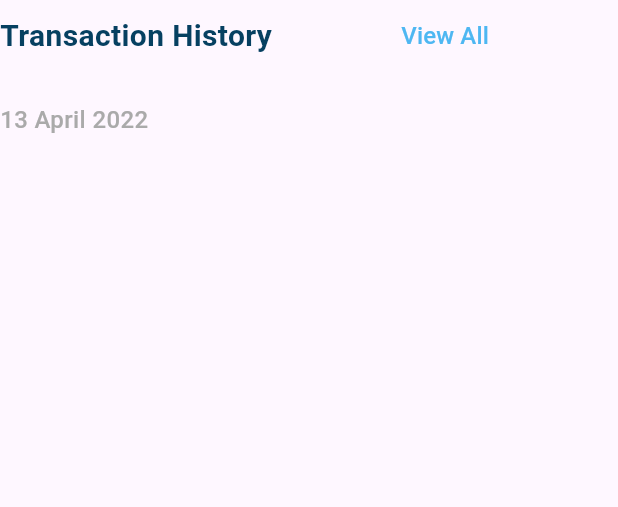
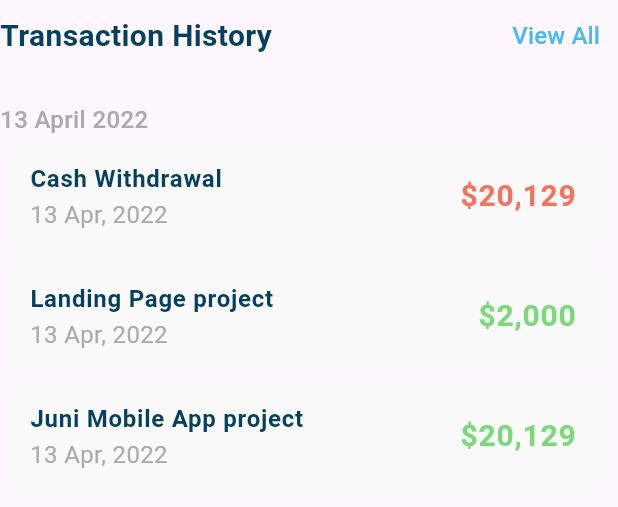
Before and after one commit to MohammedGhazaly/admin_dashboard, a Flutter app: the TransactionHistory widget shown alone on an empty page, opened directly, on a phone screen of 412 x 824 dp. Shown: the top 507 px of the screen. Run offline on Flutter 3.47's test engine with Material 3 defaults, Android fonts, the phone set to English and light mode, and no system bars; our stand-ins replace expandable_page_view, flutter_svg.

Commit message:
Finished transaction history section

```diff
--- a/lib/models/transaction_history_model.dart
+++ b/lib/models/transaction_history_model.dart
@@ -4,7 +4,7 @@ class TransactionModel {
   final String amount;
   final bool isWithdrawl;
 
-  TransactionModel(
+  const TransactionModel(
       {required this.name,
       required this.date,
       required this.amount,
--- a/lib/widgets/components/transaction_history.dart
+++ b/lib/widgets/components/transaction_history.dart
@@ -1,4 +1,5 @@
 import 'package:admin_dashboard/utils/app_styles.dart';
+import 'package:admin_dashboard/widgets/components/transaction_history_list_view.dart';
 import 'package:flutter/material.dart';
 
 class TransactionHistory extends StatelessWidget {
@@ -18,14 +19,12 @@ class TransactionHistory extends StatelessWidget {
                 color: const Color(0xff064061),
               ),
             ),
-            Expanded(
-              child: TextButton(
-                onPressed: () {},
-                child: Text(
-                  "View All",
-                  style: AppStyles.textStyleMedium16
-                      .copyWith(color: const Color(0xff4EB7F2)),
-                ),
+            TextButton(
+              onPressed: () {},
+              child: Text(
+                "View All",
+                style: AppStyles.textStyleMedium16
+                    .copyWith(color: const Color(0xff4EB7F2)),
               ),
             ),
           ],
@@ -38,7 +37,8 @@ class TransactionHistory extends StatelessWidget {
           style: AppStyles.textStyleMedium16.copyWith(
             color: const Color(0xffAAAAAA),
           ),
-        )
+        ),
+        TransactionHistoryListView()
       ],
     );
   }
--- a/lib/widgets/components/transaction_history_list_view.dart
+++ b/lib/widgets/components/transaction_history_list_view.dart
@@ -0,0 +1,35 @@
+import 'package:admin_dashboard/models/transaction_history_model.dart';
+import 'package:admin_dashboard/widgets/components/transaction_item.dart';
+import 'package:flutter/material.dart';
+
+class TransactionHistoryListView extends StatelessWidget {
+  const TransactionHistoryListView({super.key});
+  static const List<TransactionModel> items = [
+    TransactionModel(
+        name: "Cash Withdrawal",
+        date: "13 Apr, 2022 ",
+        amount: "20,129",
+        isWithdrawl: true),
+    TransactionModel(
+        name: "Landing Page project",
+        date: "13 Apr, 2022 ",
+        amount: "2,000",
+        isWithdrawl: false),
+    TransactionModel(
+        name: "Juni Mobile App project",
+        date: "13 Apr, 2022 ",
+        amount: "20,129",
+        isWithdrawl: false),
+  ];
+
+  @override
+  Widget build(BuildContext context) {
+    return ListView.builder(
+      itemCount: items.length,
+      itemBuilder: (context, index) {
+        return TransactionItem(transactionModel: items[index]);
+      },
+      shrinkWrap: true,
+    );
+  }
+}
--- a/lib/widgets/components/transaction_item.dart
+++ b/lib/widgets/components/transaction_item.dart
@@ -16,6 +16,8 @@ class TransactionItem extends StatelessWidget {
       child: ListTile(
         title: Text(
           transactionModel.name,
+          maxLines: 1,
+          overflow: TextOverflow.ellipsis,
           style: AppStyles.textStyleSemiBold16
               .copyWith(color: const Color(0xFF064060)),
         ),
```
